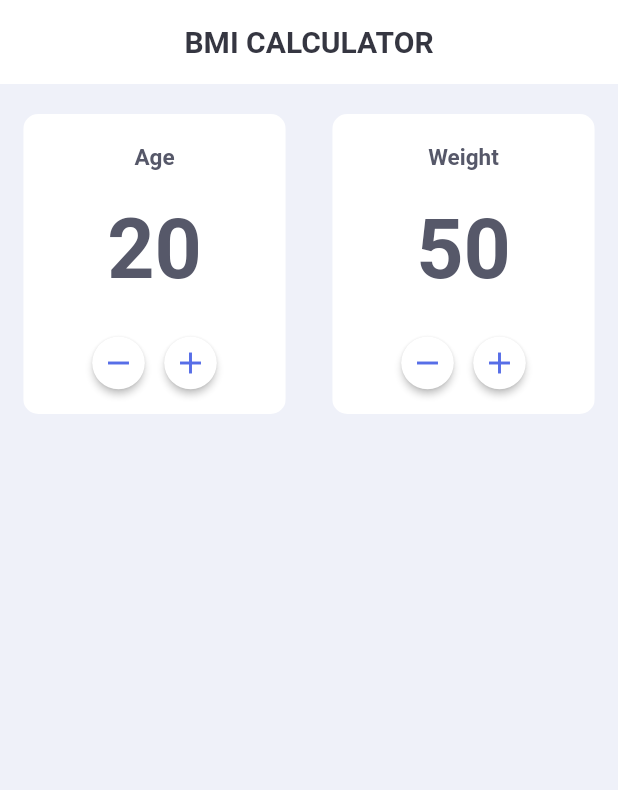
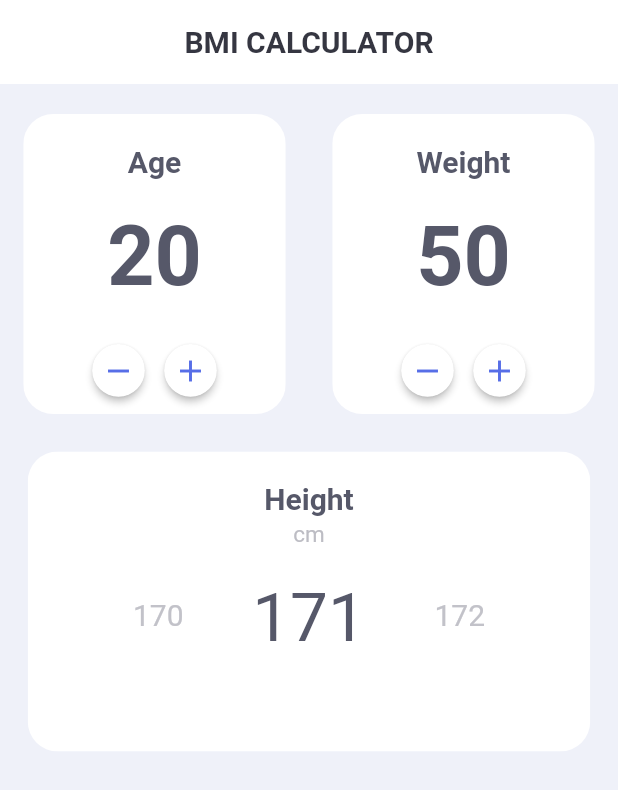
Before and after one commit to kisa002/kinburn, a Flutter app: the screen it shows after launch, on a phone screen of 412 x 824 dp. Shown: the top 790 px of the screen. Run offline on Flutter 3.47's test engine with Material 2 defaults, Android fonts, the phone set to English and light mode, and no system bars; our stand-ins replace flutter_swiper.

Commit message:
Height UI 일부 구현, Swiper index<->height 수치 오류

```diff
--- a/lib/main.dart
+++ b/lib/main.dart
@@ -1,4 +1,7 @@
 import 'package:flutter/material.dart';
+import 'package:flutter_swiper/flutter_swiper.dart';
+import 'dart:core';
+import 'dart:math';
 
 void main() => runApp(MyApp());
 
@@ -24,13 +27,24 @@ class KinBurn extends StatefulWidget {
 
 class _KinBurnState extends State<KinBurn> {
   final _appbarColor = const Color(0xff353641);
+
   final _textColor = const Color(0xff565869);
+  final _textGrayColor = const Color(0xffBDBDC4);
+  final _textSwiperSecondColor = const Color(0xffC2C2C9);
+  final _textSwiperThirdColor = const Color(0xffEAEBED);
+
   final _whiteColor = const Color(0xffffffff);
   final _backgroundColor = const Color(0xffeff1f9);
   final _primaryColor = const Color(0xff576EE7);
 
+  final double _radius = 20;
+
   int _age = 20;
   int _weight = 50;
+
+  int _height = 170;
+
+  bool _isInit = false;
 
   @override
   Widget build(BuildContext context) {
@@ -55,7 +69,7 @@ class _KinBurnState extends State<KinBurn> {
                     width: 350/2,
                     height: 400/2,
                     child: ClipRRect(
-                      borderRadius: BorderRadius.circular(10),
+                      borderRadius: BorderRadius.circular(_radius),
                       child: Container(
                           color: _whiteColor,
 //                          padding: EdgeInsets.fromLTRB(0, 20, 0, 0),
@@ -65,7 +79,7 @@ class _KinBurnState extends State<KinBurn> {
                               SizedBox(
                                 height: 20,
                               ),
-                              Text('Age', style: TextStyle(fontSize: 15, fontWeight: FontWeight.bold, color: _textColor)),
+                              Text('Age', style: TextStyle(fontSize: 20, fontWeight: FontWeight.bold, color: _textColor)),
                               SizedBox(
                                 height: 20,
                               ),
@@ -111,7 +125,7 @@ class _KinBurnState extends State<KinBurn> {
                     width: 350/2,
                     height: 400/2,
                     child: ClipRRect(
-                      borderRadius: BorderRadius.circular(10),
+                      borderRadius: BorderRadius.circular(_radius),
                       child: Container(
                           color: _whiteColor,
                           child: Column(
@@ -120,7 +134,7 @@ class _KinBurnState extends State<KinBurn> {
                               SizedBox(
                                 height: 20,
                               ),
-                              Text('Weight', style: TextStyle(fontSize: 15, fontWeight: FontWeight.bold, color: _textColor)),
+                              Text('Weight', style: TextStyle(fontSize: 20, fontWeight: FontWeight.bold, color: _textColor)),
                               SizedBox(
                                 height: 20,
                               ),
@@ -161,9 +175,84 @@ class _KinBurnState extends State<KinBurn> {
                           )
                       ),
                     )
-                )
+                ),
               ],
-            )
+            ),
+            SizedBox(
+              height: 25,
+            ),
+            SizedBox(
+              width:  375,
+              height: 200,
+              child: ClipRRect(
+                borderRadius: BorderRadius.circular(_radius),
+                child: Container(
+                  color: _whiteColor,
+                  child: Column(
+                    children: <Widget>[
+                      SizedBox(
+                        height: 20,
+                      ),
+                      Text('Height', style: TextStyle(fontSize: 20, fontWeight: FontWeight.bold, color: _textColor)),
+                      SizedBox(
+                        height: 3,
+                      ),
+                      Text('cm', style: TextStyle(fontSize: 15, color: _textGrayColor)),
+                      SizedBox(
+                        height: 20,
+                      ),
+                      SizedBox(
+                        width: double.infinity,
+                        height: 50,
+                        child: Container(
+                          padding: EdgeInsets.fromLTRB(20, 0, 20, 0),
+                          child: Swiper(
+                            index: _height,
+                            itemCount: 180,
+                            viewportFraction: _height <= 100 ? 0.2 : 0.3,
+//                            scale: -1,
+                            onIndexChanged: (int index) {
+                              if(_isInit) {
+                                _height = index;
+                              } else {
+                                _height = index;
+                                _isInit = true;
+                              }
+                            },
+                            itemBuilder: (BuildContext context, int index){
+                              double fontSize = index <= 100 ? 20 : 10;
+
+                              Color color = _textSwiperThirdColor;
+                              int x = (_height - index).abs();
+
+                              print('index: $index');
+
+                              if(x == 0) {
+                                fontSize += 35;
+                                color = _textColor;
+                              }
+                              else if(x == 1) {
+                                fontSize += 10;
+                                color = _textSwiperSecondColor;
+                              }
+                              else if(x == 2) {
+//                                fontSize = 20;
+                                color = _textSwiperThirdColor;
+                              }
+
+                              return Container(
+                                alignment: Alignment.center,
+                                child: Text('${index + 1}', style: TextStyle(fontSize: fontSize, color: color))
+                              );
+                            },
+                          ),
+                        ),
+                      ),
+                    ],
+                  ),
+                ),
+              ),
+            ),
           ],
         ),
       )
@@ -197,6 +286,10 @@ class _KinBurnState extends State<KinBurn> {
 
   void _increaseWeight() {
     setState(() => _weight++);
+  }
+
+  void swipeWeight(int weight) {
+    print('weight: $weight');
   }
 }
 
--- a/pubspec.yaml
+++ b/pubspec.yaml
@@ -14,7 +14,7 @@ description: A new Flutter application.
 version: 1.0.0+1
 
 environment:
-  sdk: ">=2.1.0 <3.0.0"
+  sdk: ">=2.2.0 <3.0.0"
 
 dependencies:
   flutter:
@@ -23,6 +23,8 @@ dependencies:
   # The following adds the Cupertino Icons font to your application.
   # Use with the CupertinoIcons class for iOS style icons.
   cupertino_icons: ^0.1.2
+
+  flutter_swiper : ^1.1.6
 
 dev_dependencies:
   flutter_test:
```
Also changed, not shown: pubspec.lock.
